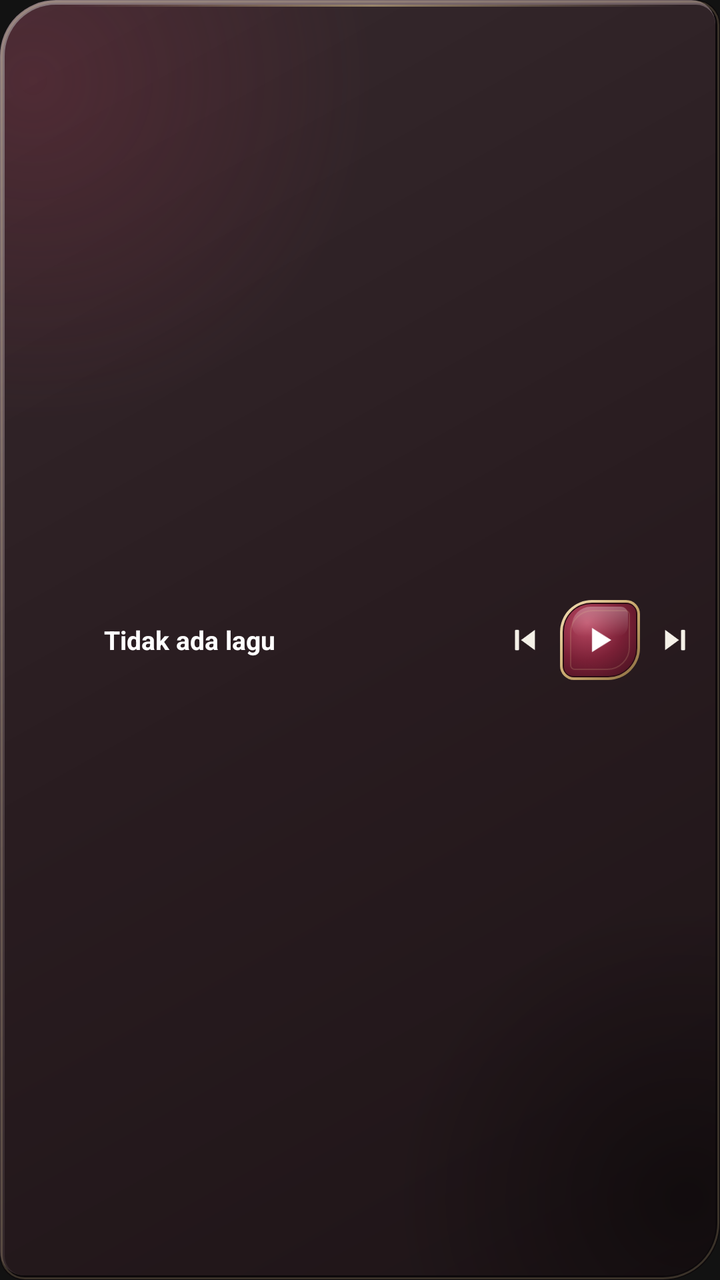
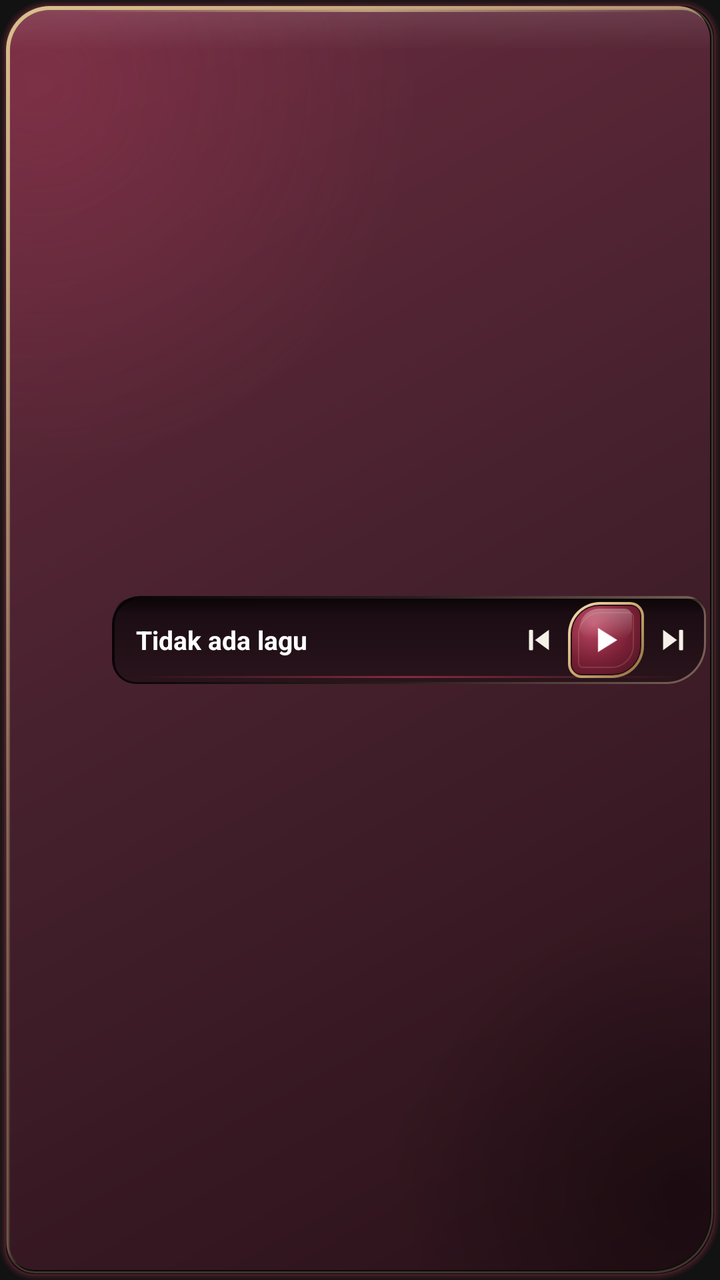

Two renders of the same Android screen: before a commit and after it. Below are the layout's source before the change and the commit's diff.
<!-- AndroidManifest.xml: application theme Theme.AudioPlayer -->
<!-- res/layout/widget_player_compact.xml -->
<?xml version="1.0" encoding="utf-8"?>
<LinearLayout xmlns:android="http://schemas.android.com/apk/res/android"
    android:id="@+id/widget_root"
    android:layout_width="match_parent"
    android:layout_height="match_parent"
    android:background="@drawable/widget_background"
    android:orientation="horizontal"
    android:gravity="center_vertical"
    android:padding="8dp">

    <ImageView
        android:id="@+id/widget_album_art"
        android:layout_width="36dp"
        android:layout_height="36dp"
        android:scaleType="centerCrop" />

    <TextView
        android:id="@+id/widget_title"
        android:layout_width="0dp"
        android:layout_height="wrap_content"
        android:layout_weight="1"
        android:layout_marginStart="8dp"
        android:textColor="#FFFFFF"
        android:textSize="13sp"
        android:textStyle="bold"
        android:maxLines="1"
        android:scrollHorizontally="true"
        android:ellipsize="marquee"
        android:marqueeRepeatLimit="marquee_forever"
        android:focusable="true"
        android:focusableInTouchMode="true"
        android:text="Tidak ada lagu">
        <requestFocus />
    </TextView>

    <ImageButton
        android:id="@+id/widget_prev"
        android:layout_width="28dp"
        android:layout_height="28dp"
        android:layout_marginStart="4dp"
        android:padding="5dp"
        android:background="@android:color/transparent"
        android:scaleType="fitCenter"
        android:src="@drawable/ic_widget_previous"
        android:contentDescription="Sebelumnya" />

    <ImageButton
        android:id="@+id/widget_play_pause"
        android:layout_width="40dp"
        android:layout_height="40dp"
        android:layout_marginStart="4dp"
        android:padding="10dp"
        android:background="@drawable/widget_play_button_bg"
        android:scaleType="fitCenter"
        android:src="@drawable/ic_widget_play"
        android:contentDescription="Putar" />

    <ImageButton
        android:id="@+id/widget_next"
        android:layout_width="28dp"
        android:layout_height="28dp"
        android:layout_marginStart="4dp"
        android:padding="5dp"
        android:background="@android:color/transparent"
        android:scaleType="fitCenter"
        android:src="@drawable/ic_widget_next"
        android:contentDescription="Berikutnya" />

</LinearLayout>
<!-- resources referenced by this layout -->
<resources>
  <!-- drawable ic_widget_next: png bitmap (drawable, 1562 bytes) -->
  <!-- drawable ic_widget_play: png bitmap (drawable, 776 bytes) -->
  <!-- drawable ic_widget_previous: png bitmap (drawable, 1621 bytes) -->
  <!-- drawable widget_background: vector/xml drawable (drawable, 4091 chars, omitted) -->
  <!-- drawable widget_play_button_bg: vector/xml drawable (drawable, 6458 chars, omitted) -->
  <style name="Theme.AudioPlayer" parent="android:Theme.Material.NoActionBar">
          <item name="android:windowBackground">@color/black</item>
      </style>
  <color name="black">#FF121212</color>
</resources>

<!-- the commit's change to res/layout/widget_player_compact.xml (unified diff, before → after) -->
@@ -3,67 +3,80 @@
     android:id="@+id/widget_root"
     android:layout_width="match_parent"
     android:layout_height="match_parent"
-    android:background="@drawable/widget_background"
+    android:background="@drawable/widget_background_dark"
     android:orientation="horizontal"
     android:gravity="center_vertical"
-    android:padding="8dp">
+    android:padding="7dp">
 
     <ImageView
         android:id="@+id/widget_album_art"
-        android:layout_width="36dp"
-        android:layout_height="36dp"
+        android:layout_width="44dp"
+        android:layout_height="44dp"
         android:scaleType="centerCrop" />
 
-    <TextView
-        android:id="@+id/widget_title"
+    <LinearLayout
+        android:id="@+id/widget_well"
         android:layout_width="0dp"
-        android:layout_height="wrap_content"
+        android:layout_height="44dp"
         android:layout_weight="1"
-        android:layout_marginStart="8dp"
-        android:textColor="#FFFFFF"
-        android:textSize="13sp"
-        android:textStyle="bold"
-        android:maxLines="1"
-        android:scrollHorizontally="true"
-        android:ellipsize="marquee"
-        android:marqueeRepeatLimit="marquee_forever"
-        android:focusable="true"
-        android:focusableInTouchMode="true"
-        android:text="Tidak ada lagu">
-        <requestFocus />
-    </TextView>
+        android:layout_marginStart="5dp"
+        android:background="@drawable/widget_well"
+        android:orientation="horizontal"
+        android:gravity="center_vertical"
+        android:paddingStart="12dp"
+        android:paddingEnd="3dp">
 
-    <ImageButton
-        android:id="@+id/widget_prev"
-        android:layout_width="28dp"
-        android:layout_height="28dp"
-        android:layout_marginStart="4dp"
-        android:padding="5dp"
-        android:background="@android:color/transparent"
-        android:scaleType="fitCenter"
-        android:src="@drawable/ic_widget_previous"
-        android:contentDescription="Sebelumnya" />
+        <TextView
+            android:id="@+id/widget_title"
+            android:layout_width="0dp"
+            android:layout_height="wrap_content"
+            android:layout_weight="1"
+            android:textColor="#FFFFFF"
+            android:textSize="13sp"
+            android:textStyle="bold"
+            android:maxLines="1"
+            android:scrollHorizontally="true"
+            android:ellipsize="marquee"
+            android:marqueeRepeatLimit="marquee_forever"
+            android:focusable="true"
+            android:focusableInTouchMode="true"
+            android:text="Tidak ada lagu">
+            <requestFocus />
+        </TextView>
 
-    <ImageButton
-        android:id="@+id/widget_play_pause"
-        android:layout_width="40dp"
-        android:layout_height="40dp"
-        android:layout_marginStart="4dp"
-        android:padding="10dp"
-        android:background="@drawable/widget_play_button_bg"
-        android:scaleType="fitCenter"
-        android:src="@drawable/ic_widget_play"
-        android:contentDescription="Putar" />
+        <ImageButton
+            android:id="@+id/widget_prev"
+            android:layout_width="26dp"
+            android:layout_height="26dp"
+            android:layout_marginStart="2dp"
+            android:padding="4dp"
+            android:background="@android:color/transparent"
+            android:scaleType="fitCenter"
+            android:src="@drawable/ic_widget_previous"
+            android:contentDescription="Sebelumnya" />
 
-    <ImageButton
-        android:id="@+id/widget_next"
-        android:layout_width="28dp"
-        android:layout_height="28dp"
-        android:layout_marginStart="4dp"
-        android:padding="5dp"
-        android:background="@android:color/transparent"
-        android:scaleType="fitCenter"
-        android:src="@drawable/ic_widget_next"
-        android:contentDescription="Berikutnya" />
+        <ImageButton
+            android:id="@+id/widget_play_pause"
+            android:layout_width="38dp"
+            android:layout_height="38dp"
+            android:layout_marginStart="2dp"
+            android:padding="9dp"
+            android:background="@drawable/widget_play_button_bg"
+            android:scaleType="fitCenter"
+            android:src="@drawable/ic_widget_play"
+            android:contentDescription="Putar" />
+
+        <ImageButton
+            android:id="@+id/widget_next"
+            android:layout_width="26dp"
+            android:layout_height="26dp"
+            android:layout_marginStart="2dp"
+            android:padding="4dp"
+            android:background="@android:color/transparent"
+            android:scaleType="fitCenter"
+            android:src="@drawable/ic_widget_next"
+            android:contentDescription="Berikutnya" />
+
+    </LinearLayout>
 
 </LinearLayout>
<!-- resource entries referenced after the edit -->
@@ -3,8 +3,9 @@
   <!-- drawable ic_widget_next: png bitmap (drawable, 1562 bytes) -->
   <!-- drawable ic_widget_play: png bitmap (drawable, 776 bytes) -->
   <!-- drawable ic_widget_previous: png bitmap (drawable, 1621 bytes) -->
-  <!-- drawable widget_background: vector/xml drawable (drawable, 4091 chars, omitted) -->
+  <!-- drawable widget_background_dark: vector/xml drawable (drawable, 6149 chars, omitted) -->
   <!-- drawable widget_play_button_bg: vector/xml drawable (drawable, 6458 chars, omitted) -->
+  <!-- drawable widget_well: vector/xml drawable (drawable, 2400 chars, omitted) -->
   <style name="Theme.AudioPlayer" parent="android:Theme.Material.NoActionBar">
           <item name="android:windowBackground">@color/black</item>
       </style>
